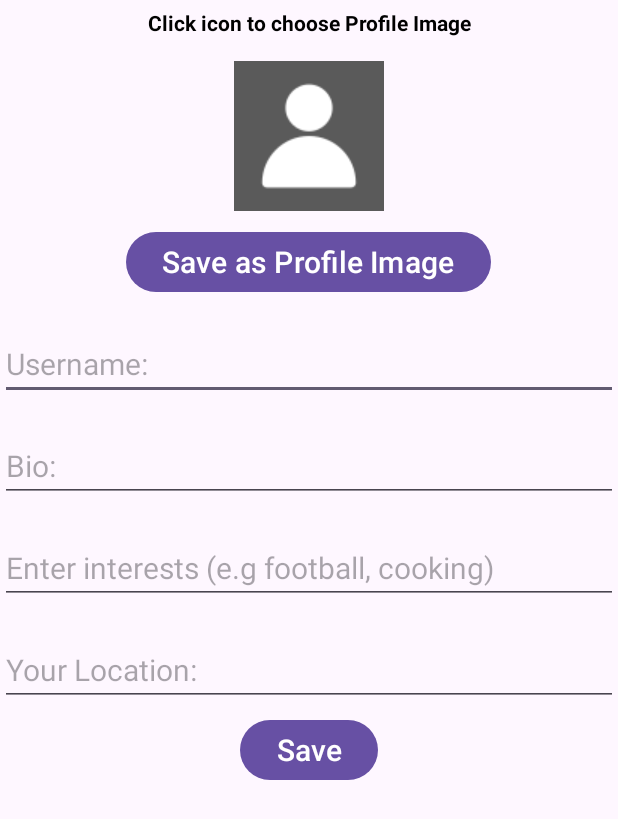
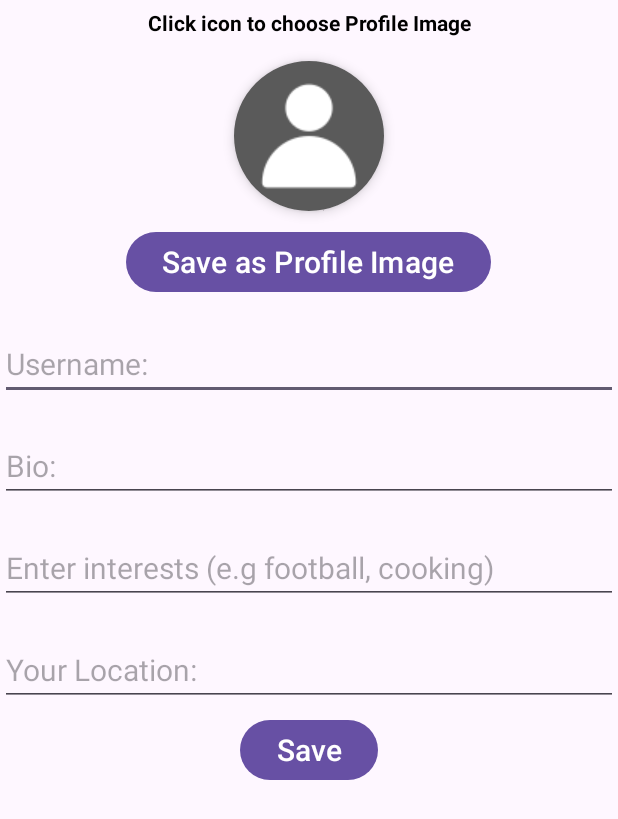
Before and after one commit to AnesuMatanga/LinkUp_V1, an Android app: the ProfileSetupActivity screen opened directly, with no data from a screen before it, on a phone screen of 412 x 824 dp. Shown: the top 819 px of the screen. Run offline under Robolectric (Android 15) with nearby library versions, the phone set to English and light mode, and no system bars; our stand-ins replace Firebase (no records; nobody signed in at launch, a user with empty details on screens opened directly).

```diff
--- a/app/build.gradle.kts
+++ b/app/build.gradle.kts
@@ -35,7 +35,7 @@ android {
 dependencies {
 
     implementation("androidx.appcompat:appcompat:1.6.1")
-    implementation("com.google.android.material:material:1.9.0")
+    implementation("com.google.android.material:material:1.7.0")
     implementation("androidx.constraintlayout:constraintlayout:2.1.4")
     implementation("com.google.firebase:firebase-auth:22.2.0")
     implementation("com.google.firebase:firebase-firestore:24.9.0")
@@ -50,6 +50,9 @@ dependencies {
     // Import the Firebase BoM
     implementation(platform("com.google.firebase:firebase-bom:32.3.1"))
 
+    //Using android Materials Components library to help with a modern feel for the app(circular profile images)
+    implementation("com.google.android.material:material:1.10.0")
+
 
     // TODO: Add the dependencies for Firebase products you want to use
     // When using the BoM, don't specify versions in Firebase dependencies
--- a/app/src/main/java/com/example/linkupappv1/ProfileSetupActivity.java
+++ b/app/src/main/java/com/example/linkupappv1/ProfileSetupActivity.java
@@ -24,6 +24,7 @@ import android.widget.Toast;
 import com.bumptech.glide.Glide;
 import com.google.android.gms.tasks.OnFailureListener;
 import com.google.android.gms.tasks.OnSuccessListener;
+import com.google.android.material.imageview.ShapeableImageView;
 import com.google.firebase.auth.FirebaseAuth;
 import com.google.firebase.auth.FirebaseUser;
 import com.google.firebase.firestore.DocumentReference;
@@ -67,7 +68,7 @@ public class ProfileSetupActivity extends AppCompatActivity {
 
     //1 for yes for request to pick an image
     private static final int PICK_IMAGE_REQUEST = 1;
-    ImageView pProfileImage;
+    ShapeableImageView pProfileImage;
     ProgressBar pProfileUploadPB;
 
     //URL string for profile image after uploading to storage to save in firestore
--- a/app/src/main/res/layout/activity_profile_setup.xml
+++ b/app/src/main/res/layout/activity_profile_setup.xml
@@ -16,13 +16,18 @@
         android:textStyle="bold"
         android:textColor="#000000"/>
 
-    <ImageView
+    <!--Using shapeableImageView to help apply a circular mask to image-->
+    <com.google.android.material.imageview.ShapeableImageView
         android:id="@+id/profileImageView"
         android:layout_width="100dp"
         android:layout_height="100dp"
         android:layout_marginTop="16dp"
         android:src="@drawable/profile_icon"
-        android:layout_gravity="center"/>
+        android:layout_gravity="center"
+        android:scaleType="centerCrop"
+        android:elevation="5dp"
+        app:circularImage="true"
+        app:shapeAppearanceOverlay="@style/CircularImageView"/>
 
     <Button
         android:id="@+id/profilePicUploadBtn"
--- /dev/null
+++ b/app/src/main/res/values/styles.xml
@@ -0,0 +1,10 @@
+<?xml version="1.0" encoding="utf-8"?>
+<resources>
+
+    <!--Creating a styleFor the circular mask for images, profile images -->
+    <style name="CircularImageView" parent="">
+        <item name="cornerFamily">rounded</item>
+        <item name="cornerSize">50%</item>
+    </style>
+
+</resources>
```
